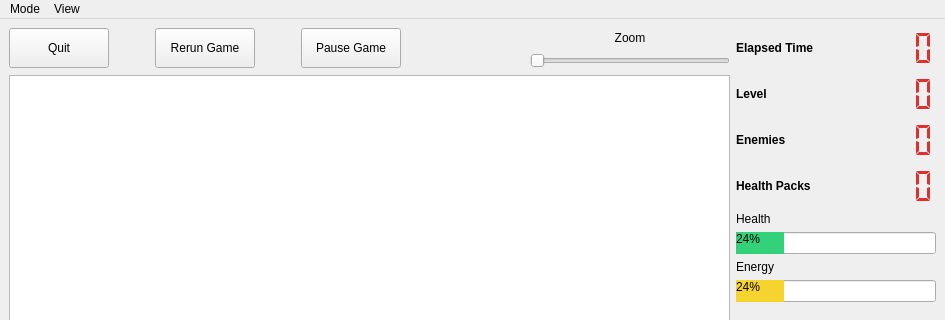
The window that gamewindow.ui (nicogutz/APT-Qt-Game) describes before a commit, drawn with Qt 5; both pictures show x 0 to 945 and y 0 to 320 of the 945 by 865 pixel window.
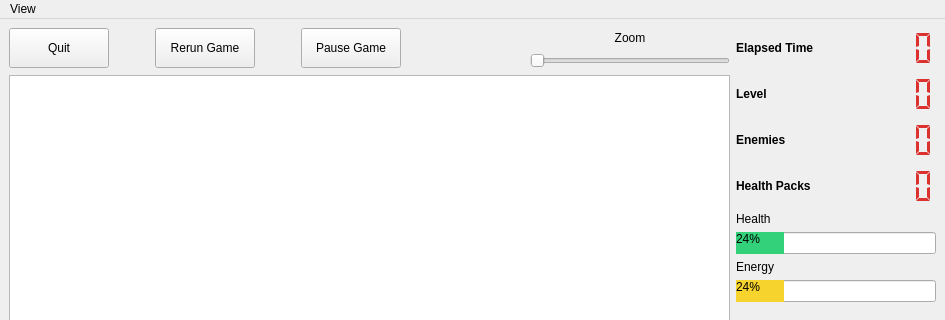
The same window after the commit. Icons and pictures are not drawn.

The edit to the form file:
```diff
--- a/gamewindow.ui
+++ b/gamewindow.ui
@@ -494,16 +494,9 @@
      <x>0</x>
      <y>0</y>
      <width>945</width>
-     <height>22</height>
+     <height>21</height>
     </rect>
    </property>
-   <widget class="QMenu" name="mode_menu">
-    <property name="title">
-     <string>Mode</string>
-    </property>
-    <addaction name="manual"/>
-    <addaction name="automatic"/>
-   </widget>
    <widget class="QMenu" name="view_menu">
     <property name="title">
      <string>View</string>
@@ -512,7 +505,6 @@
     <addaction name="sprite_mode"/>
     <addaction name="colour_mode"/>
    </widget>
-   <addaction name="mode_menu"/>
    <addaction name="view_menu"/>
   </widget>
   <widget class="QStatusBar" name="statusbar"/>
```
